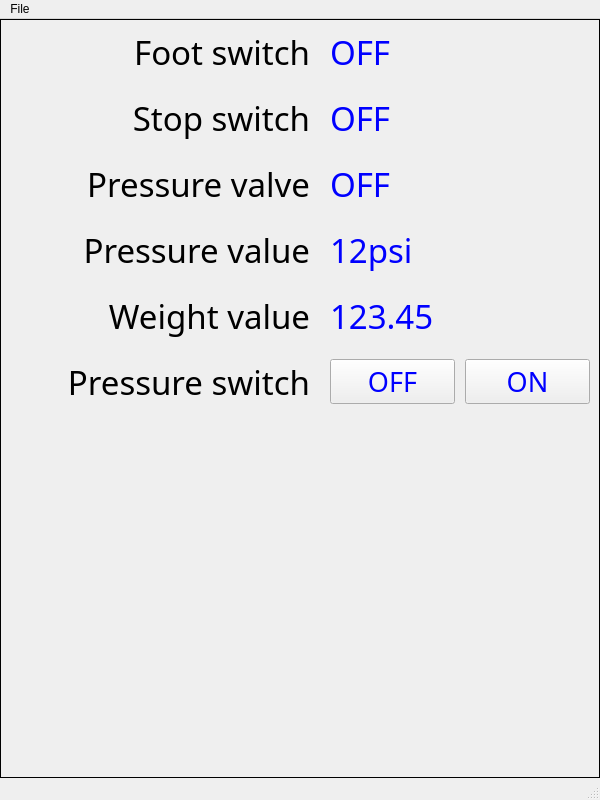
Before: the Qt Designer form Philler_Main.ui in Gauntleteer/Philler, drawn with Qt 5.
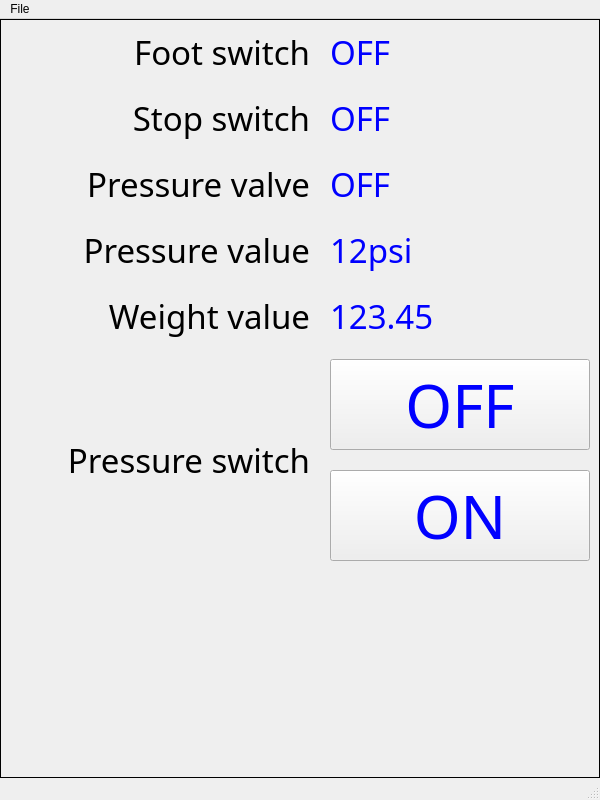
After: the same form once the commit is applied. Icons and pictures are not drawn.

Diff of the .ui file:
```diff
--- a/Philler_Main.ui
+++ b/Philler_Main.ui
@@ -180,7 +180,7 @@
       </widget>
       <widget class="QWidget" name="page_diag">
        <layout class="QGridLayout" name="gridLayout_4">
-        <item row="0" column="0">
+        <item row="0" column="1">
          <layout class="QGridLayout" name="gridLayout_3">
           <property name="spacing">
            <number>20</number>
@@ -278,19 +278,6 @@
             </property>
            </widget>
           </item>
-          <item row="6" column="0">
-           <spacer name="verticalSpacer">
-            <property name="orientation">
-             <enum>Qt::Vertical</enum>
-            </property>
-            <property name="sizeHint" stdset="0">
-             <size>
-              <width>20</width>
-              <height>40</height>
-             </size>
-            </property>
-           </spacer>
-          </item>
           <item row="3" column="1">
            <widget class="QLabel" name="l_diag_pressure_value">
             <property name="font">
@@ -323,6 +310,22 @@
             </property>
            </widget>
           </item>
+          <item row="6" column="1">
+           <widget class="QPushButton" name="b_diag_pressure_off">
+            <property name="font">
+             <font>
+              <family>Montserrat Medium</family>
+              <pointsize>45</pointsize>
+             </font>
+            </property>
+            <property name="styleSheet">
+             <string notr="true">color: rgb(0, 0, 255)</string>
+            </property>
+            <property name="text">
+             <string>ON</string>
+            </property>
+           </widget>
+          </item>
           <item row="0" column="1">
            <widget class="QLabel" name="l_diag_foot_switch">
             <property name="font">
@@ -371,22 +374,6 @@
             </property>
            </widget>
           </item>
-          <item row="5" column="0">
-           <widget class="QLabel" name="label_6">
-            <property name="font">
-             <font>
-              <family>Montserrat Medium</family>
-              <pointsize>25</pointsize>
-             </font>
-            </property>
-            <property name="text">
-             <string>Pressure switch</string>
-            </property>
-            <property name="alignment">
-             <set>Qt::AlignRight|Qt::AlignTrailing|Qt::AlignVCenter</set>
-            </property>
-           </widget>
-          </item>
           <item row="2" column="0">
            <widget class="QLabel" name="label_2">
             <property name="font">
@@ -403,20 +390,38 @@
             </property>
            </widget>
           </item>
+          <item row="7" column="1">
+           <spacer name="verticalSpacer_2">
+            <property name="orientation">
+             <enum>Qt::Vertical</enum>
+            </property>
+            <property name="sizeHint" stdset="0">
+             <size>
+              <width>20</width>
+              <height>40</height>
+             </size>
+            </property>
+           </spacer>
+          </item>
+          <item row="7" column="0">
+           <spacer name="verticalSpacer">
+            <property name="orientation">
+             <enum>Qt::Vertical</enum>
+            </property>
+            <property name="sizeHint" stdset="0">
+             <size>
+              <width>20</width>
+              <height>40</height>
+             </size>
+            </property>
+           </spacer>
+          </item>
           <item row="5" column="1">
-           <layout class="QGridLayout" name="gridLayout_6">
-            <property name="horizontalSpacing">
-             <number>10</number>
-            </property>
-            <property name="verticalSpacing">
-             <number>0</number>
-            </property>
-            <item row="0" column="0">
              <widget class="QPushButton" name="b_diag_pressure_on">
               <property name="font">
                <font>
                 <family>Montserrat Medium</family>
-                <pointsize>20</pointsize>
+              <pointsize>45</pointsize>
                </font>
               </property>
               <property name="styleSheet">
@@ -427,23 +432,21 @@
               </property>
              </widget>
             </item>
-            <item row="0" column="1">
-             <widget class="QPushButton" name="b_diag_pressure_off">
+          <item row="5" column="0" rowspan="2">
+           <widget class="QLabel" name="label_6">
               <property name="font">
                <font>
                 <family>Montserrat Medium</family>
-                <pointsize>20</pointsize>
-               </font>
-              </property>
-              <property name="styleSheet">
-               <string notr="true">color: rgb(0, 0, 255)</string>
-              </property>
+              <pointsize>25</pointsize>
+             </font>
+            </property>
               <property name="text">
-               <string>ON</string>
-              </property>
-             </widget>
-            </item>
-           </layout>
+             <string>Pressure switch</string>
+            </property>
+            <property name="alignment">
+             <set>Qt::AlignRight|Qt::AlignTrailing|Qt::AlignVCenter</set>
+            </property>
+           </widget>
           </item>
          </layout>
         </item>
```
Left out of the diff: 2 changed lines with no effect on the pictures. Lines whose indentation alone changed are shown as unchanged.
